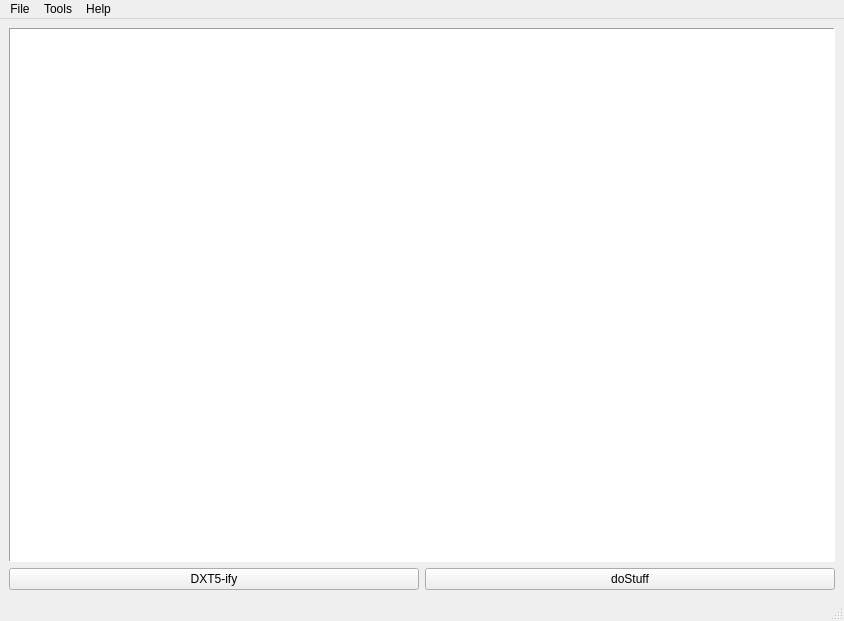
Qt form mainwindow.ui (Muha0644/kadaif) before a commit.
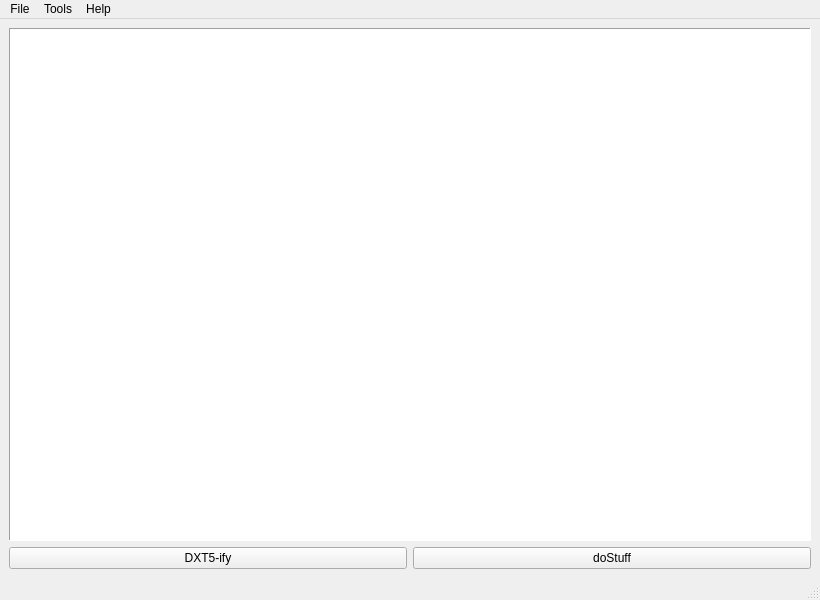
The same form after that commit.

What changed in the file:
```diff
--- a/mainwindow.ui
+++ b/mainwindow.ui
@@ -6,8 +6,8 @@
    <rect>
     <x>0</x>
     <y>0</y>
-    <width>844</width>
-    <height>621</height>
+    <width>820</width>
+    <height>600</height>
    </rect>
   </property>
   <property name="windowTitle">
@@ -133,7 +133,7 @@
     <rect>
      <x>0</x>
      <y>0</y>
-     <width>844</width>
+     <width>820</width>
      <height>22</height>
     </rect>
    </property>
```
Left out of the diff: 25 changed lines with no effect on the pictures.
